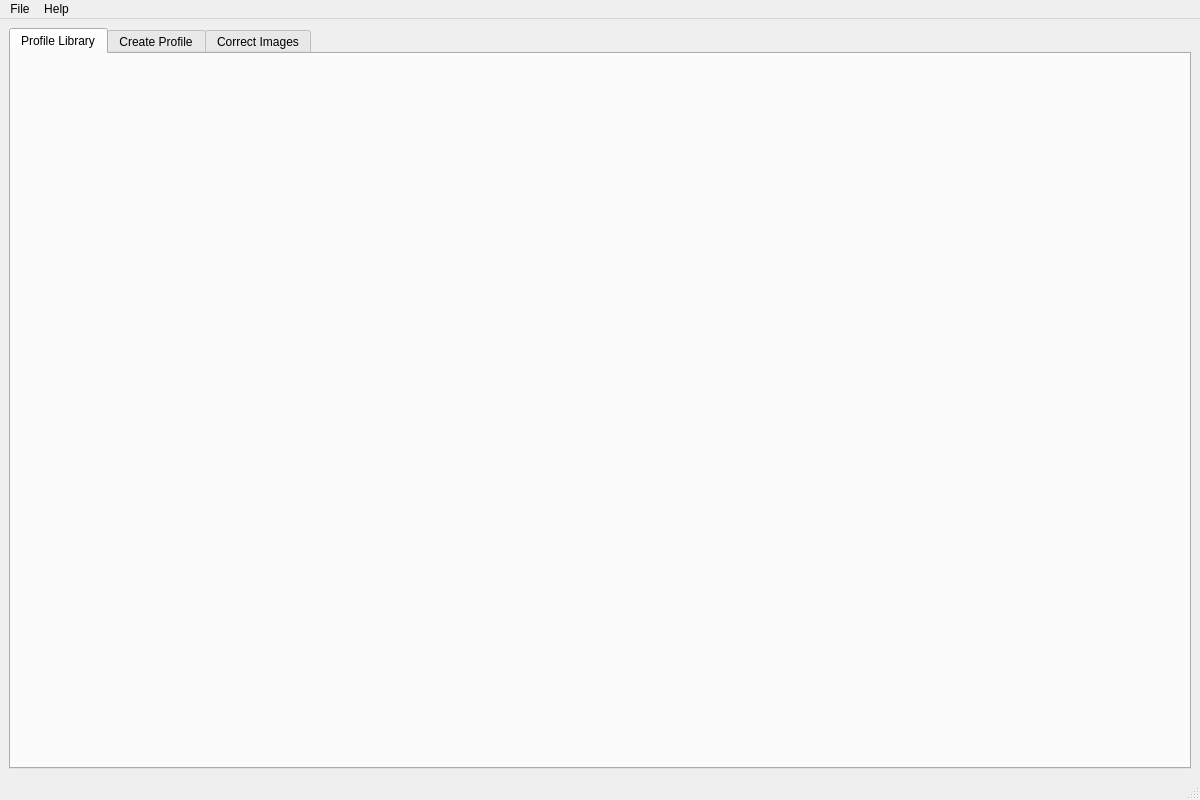
The window that src/hotpixels/ui/main_window.ui (gkyle/hotpixels) describes before a commit, drawn with Qt 5.
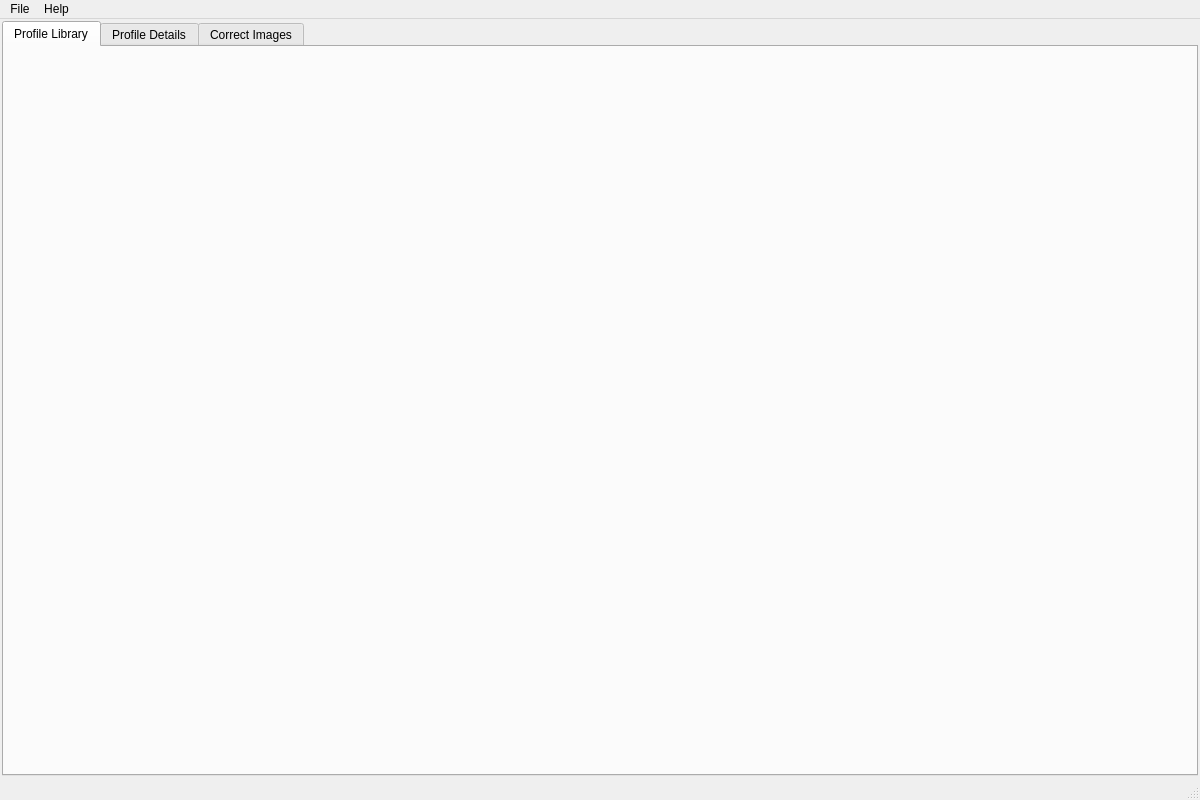
The same window after the commit.

Patch:
```diff
--- a/src/hotpixels/ui/main_window.ui
+++ b/src/hotpixels/ui/main_window.ui
@@ -14,7 +14,22 @@
    <string>Hot Pixel Analysis Tool</string>
   </property>
   <widget class="QWidget" name="centralwidget">
+   <property name="styleSheet">
+    <string notr="true"/>
+   </property>
    <layout class="QVBoxLayout" name="verticalLayout">
+    <property name="leftMargin">
+     <number>2</number>
+    </property>
+    <property name="topMargin">
+     <number>2</number>
+    </property>
+    <property name="rightMargin">
+     <number>2</number>
+    </property>
+    <property name="bottomMargin">
+     <number>2</number>
+    </property>
     <item>
      <widget class="QTabWidget" name="tabWidget">
       <property name="currentIndex">
@@ -27,7 +42,7 @@
       </widget>
       <widget class="QWidget" name="profileTab">
        <attribute name="title">
-        <string>Create Profile</string>
+        <string>Profile Details</string>
        </attribute>
       </widget>
       <widget class="QWidget" name="correctionTab">
```
